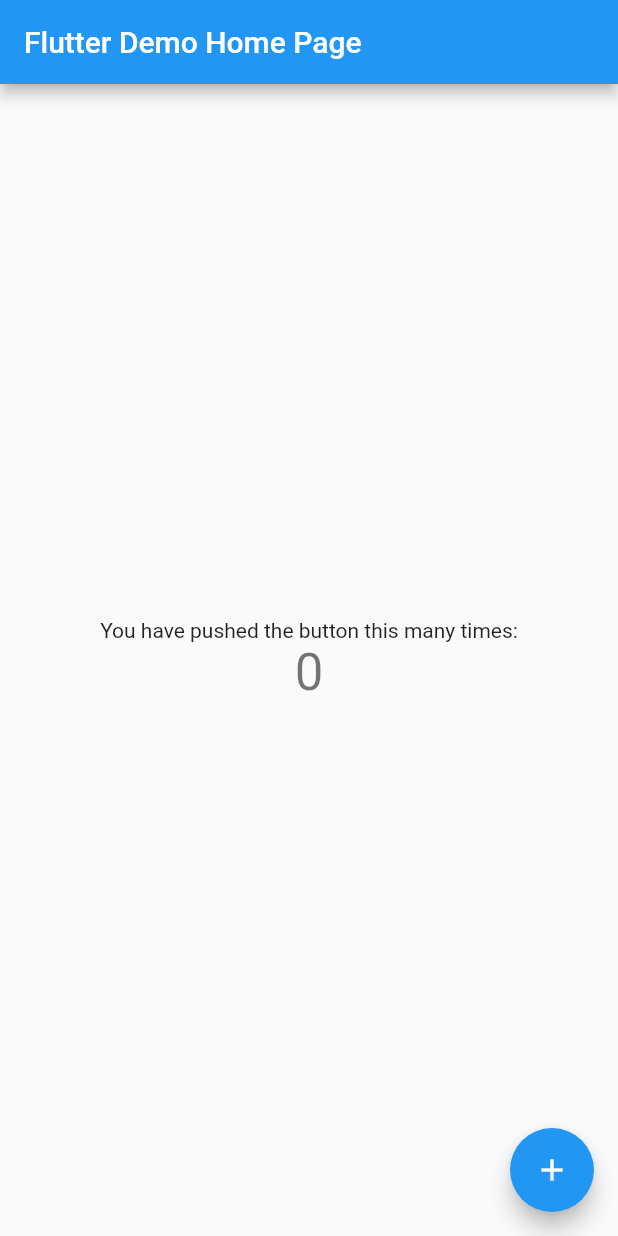
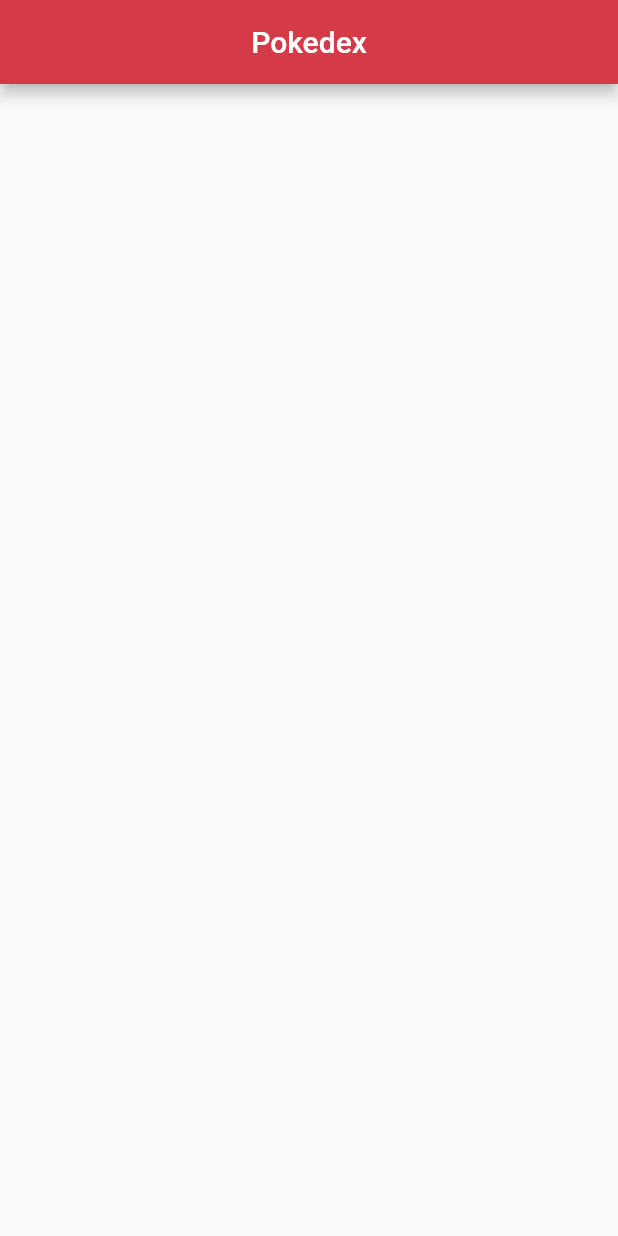
Before and after one commit to neyogiry/Pokedex-Flutter, a Flutter app: the screen it shows after launch, on a phone screen of 412 x 824 dp. Run offline on Flutter 3.47's test engine with Material 2 defaults, Android fonts, the phone set to English and light mode, and no system bars.

Commit message:
AppBar added

```diff
--- a/Pokedex/lib/main.dart
+++ b/Pokedex/lib/main.dart
@@ -1,115 +1,16 @@
 import 'package:flutter/material.dart';
 
 void main() {
-  runApp(const MyApp());
-}
-
-class MyApp extends StatelessWidget {
-  const MyApp({Key? key}) : super(key: key);
-
-  // This widget is the root of your application.
-  @override
-  Widget build(BuildContext context) {
-    return MaterialApp(
-      title: 'Flutter Demo',
-      theme: ThemeData(
-        // This is the theme of your application.
-        //
-        // Try running your application with "flutter run". You'll see the
-        // application has a blue toolbar. Then, without quitting the app, try
-        // changing the primarySwatch below to Colors.green and then invoke
-        // "hot reload" (press "r" in the console where you ran "flutter run",
-        // or simply save your changes to "hot reload" in a Flutter IDE).
-        // Notice that the counter didn't reset back to zero; the application
-        // is not restarted.
-        primarySwatch: Colors.blue,
-      ),
-      home: const MyHomePage(title: 'Flutter Demo Home Page'),
-    );
-  }
-}
-
-class MyHomePage extends StatefulWidget {
-  const MyHomePage({Key? key, required this.title}) : super(key: key);
-
-  // This widget is the home page of your application. It is stateful, meaning
-  // that it has a State object (defined below) that contains fields that affect
-  // how it looks.
-
-  // This class is the configuration for the state. It holds the values (in this
-  // case the title) provided by the parent (in this case the App widget) and
-  // used by the build method of the State. Fields in a Widget subclass are
-  // always marked "final".
-
-  final String title;
-
-  @override
-  State<MyHomePage> createState() => _MyHomePageState();
-}
-
-class _MyHomePageState extends State<MyHomePage> {
-  int _counter = 0;
-
-  void _incrementCounter() {
-    setState(() {
-      // This call to setState tells the Flutter framework that something has
-      // changed in this State, which causes it to rerun the build method below
-      // so that the display can reflect the updated values. If we changed
-      // _counter without calling setState(), then the build method would not be
-      // called again, and so nothing would appear to happen.
-      _counter++;
-    });
-  }
-
-  @override
-  Widget build(BuildContext context) {
-    // This method is rerun every time setState is called, for instance as done
-    // by the _incrementCounter method above.
-    //
-    // The Flutter framework has been optimized to make rerunning build methods
-    // fast, so that you can just rebuild anything that needs updating rather
-    // than having to individually change instances of widgets.
-    return Scaffold(
-      appBar: AppBar(
-        // Here we take the value from the MyHomePage object that was created by
-        // the App.build method, and use it to set our appbar title.
-        title: Text(widget.title),
-      ),
-      body: Center(
-        // Center is a layout widget. It takes a single child and positions it
-        // in the middle of the parent.
-        child: Column(
-          // Column is also a layout widget. It takes a list of children and
-          // arranges them vertically. By default, it sizes itself to fit its
-          // children horizontally, and tries to be as tall as its parent.
-          //
-          // Invoke "debug painting" (press "p" in the console, choose the
-          // "Toggle Debug Paint" action from the Flutter Inspector in Android
-          // Studio, or the "Toggle Debug Paint" command in Visual Studio Code)
-          // to see the wireframe for each widget.
-          //
-          // Column has various properties to control how it sizes itself and
-          // how it positions its children. Here we use mainAxisAlignment to
-          // center the children vertically; the main axis here is the vertical
-          // axis because Columns are vertical (the cross axis would be
-          // horizontal).
-          mainAxisAlignment: MainAxisAlignment.center,
-          children: <Widget>[
-            const Text(
-              'You have pushed the button this many times:',
-            ),
-            Text(
-              '$_counter',
-              style: Theme.of(context).textTheme.headline4,
-            ),
-          ],
+  runApp(
+    MaterialApp(
+      home: Scaffold(
+        appBar: AppBar(
+          title: Center(
+            child: Text('Pokedex'),
+          ),
+          backgroundColor: Color(0xFFD53B47),
         ),
       ),
-      floatingActionButton: FloatingActionButton(
-        onPressed: _incrementCounter,
-        tooltip: 'Increment',
-        child: const Icon(Icons.add),
-      ), // This trailing comma makes auto-formatting nicer for build methods.
-    );
-  }
+    )
+  );
 }
```
